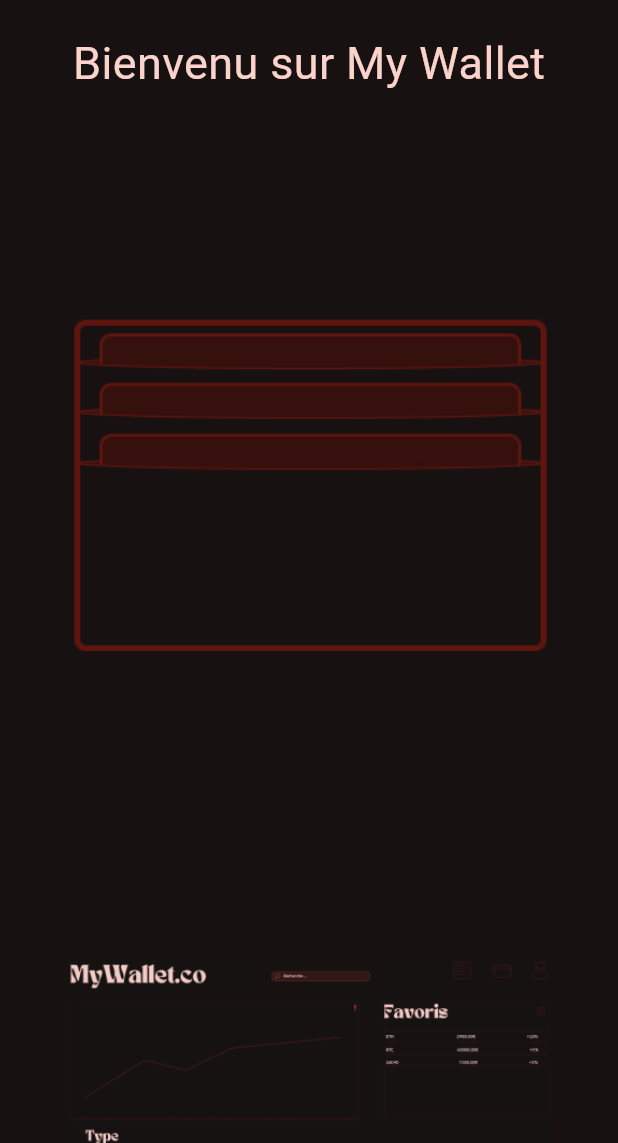
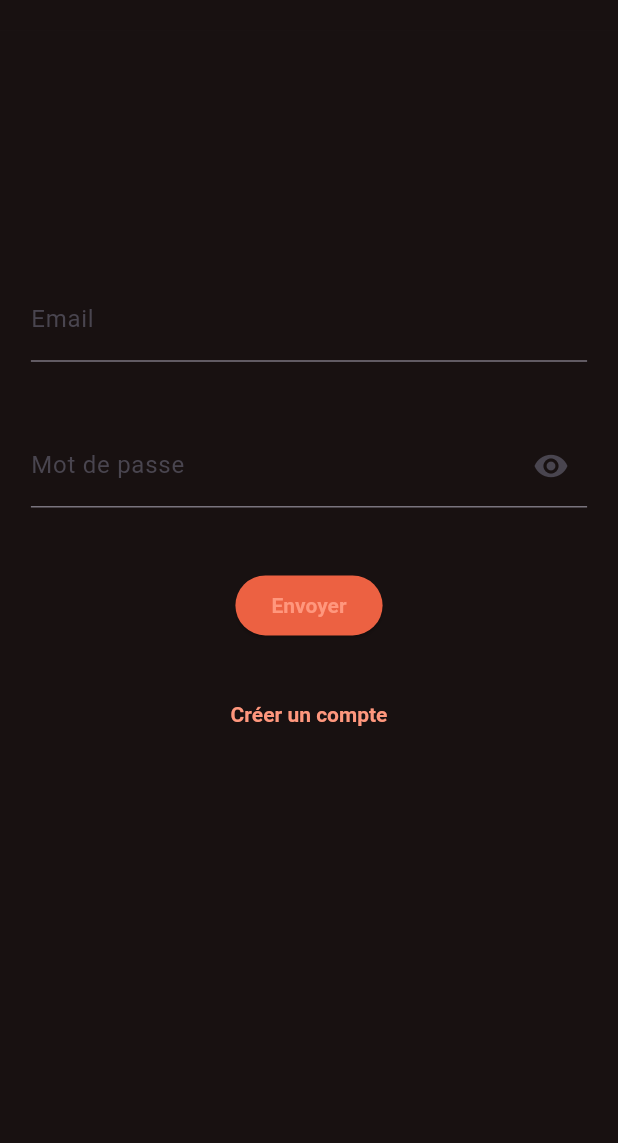
Before and after one commit to Nicolas-Dmb/MyWallet_Front, a Flutter app: the screen it shows after launch, after a tap on an icon or button, on a phone screen of 412 x 824 dp, the part 93-1236 px from its top. Run offline on Flutter 3.47's test engine with Material 3 defaults, Android fonts, the phone set to English and light mode, and no system bars; drawn by our look-alikes of flutter_image_slideshow; our stand-ins replace flutter_svg.

Commit message:
début page login/SignIn

```diff
--- a/lib/component/header.dart
+++ b/lib/component/header.dart
@@ -96,7 +96,7 @@ class _HeaderState extends State<Header> {
                     hoverColor : const Color(0xFF6E2920),
                     onClick : widget.isConnect ? () => setState(() {
                       menu = (menu==3?0:3);
-                    }) : () => navigateTo(context, ''),
+                    }) : ()=>navigateTo(context, '/login'),
                     size : MediaQuery.of(context).size.height * 0.05,
                     isActive : menu == 3,
                     activeColor : const Color(0xFF6E2920),
--- /dev/null
+++ b/lib/login.dart
@@ -0,0 +1,186 @@
+import 'dart:convert';
+import 'package:flutter/material.dart';
+import 'package:http/http.dart' as http;
+
+import 'component/header.dart';
+
+class Login extends StatelessWidget {
+  Login({super.key});
+
+  @override
+  Widget build(BuildContext context) {
+    return Scaffold(
+      body: Column(
+        children: [
+          Header(isConnect: false),
+          Expanded(
+            child: Center(
+              child: LoginForm(),
+            ),
+          ),
+        ],
+      ),
+    );
+  }
+}
+
+class LoginForm extends StatefulWidget {
+  const LoginForm({Key? key}) : super(key: key);
+
+  @override
+  State<LoginForm> createState() => _StateLoginForm();
+}
+
+class _StateLoginForm extends State<LoginForm> {
+  final _formKey = GlobalKey<FormState>();
+  final TextEditingController _emailController = TextEditingController();
+  final TextEditingController _passwordController = TextEditingController();
+  bool _isLoading = false;
+  String? _responseMessage;
+  bool hiddenPassword = true;
+  bool isAccount = true;
+
+  @override
+  void dispose() {
+    _emailController.dispose();
+    _passwordController.dispose();
+    super.dispose();
+  }
+
+  Future<void> _submitForm() async {
+    if (_formKey.currentState!.validate()) {
+      setState(() {
+        _isLoading = true;
+        _responseMessage = null;
+      });
+
+      final url = Uri.parse('http://127.0.0.1:8000/api/token/');
+
+      try {
+        final response = await http.post(
+          url,
+          headers: {
+            'Content-Type': 'application/json',
+          },
+          body: json.encode({
+            'email': _emailController.text,
+            'password': _passwordController.text,
+          }),
+        );
+
+        if (response.statusCode == 200) {
+          final responseData = json.decode(response.body);
+          setState(() {
+            _responseMessage = responseData['message'] ?? 'Succès!';
+          });
+        } else {
+          setState(() {
+            _responseMessage = 'Erreur: ${response.statusCode}';
+          });
+        }
+      } catch (error) {
+        setState(() {
+          _responseMessage = 'Une erreur est survenue. Veuillez réessayer plus tard.';
+        });
+      } finally {
+        setState(() {
+          _isLoading = false;
+        });
+      }
+    }
+  }
+
+  @override
+  Widget build(BuildContext context) {
+    return Container(
+      color: const Color(0xFF181111),
+      padding: EdgeInsets.symmetric(
+        horizontal:MediaQuery.of(context).size.width < 700 ? MediaQuery.of(context).size.width*0.05:MediaQuery.of(context).size.width*0.30,
+        vertical:MediaQuery.of(context).size.height*0.2,
+      ),
+      child: Form(
+        key: _formKey,
+        child: Column(
+          crossAxisAlignment: CrossAxisAlignment.center,
+          children: [
+            TextFormField(
+              controller: _emailController,
+              decoration: const InputDecoration(labelText: 'Email'),
+              validator: (value) {
+                if (value == null || value.isEmpty) {
+                  return 'Veuillez entrer votre Email';
+                }
+                return null;
+              },
+            ),
+            SizedBox(height: MediaQuery.of(context).size.height * 0.05),
+            TextFormField(
+              controller: _passwordController,
+              decoration: InputDecoration(
+                labelText: 'Mot de passe',
+                suffixIcon: IconButton(
+                  icon: Icon(
+                    hiddenPassword ? Icons.visibility : Icons.visibility_off,
+                  ),
+                  onPressed: () {
+                    setState(() {
+                      hiddenPassword = !hiddenPassword;
+                    });
+                  },
+                ),
+              ),
+              obscureText: hiddenPassword,
+              validator: (value) {
+                if (value == null || value.isEmpty) {
+                  return 'Veuillez entrer votre mot de passe';
+                }
+                return null;
+              },
+            ),
+            SizedBox(height: MediaQuery.of(context).size.height * 0.05),
+            _isLoading
+                ? const Center(child: CircularProgressIndicator())
+                : ElevatedButton(
+                    onPressed: _submitForm,
+                    child: const Text('Envoyer'),
+                    style :ElevatedButton.styleFrom(
+                        backgroundColor: const Color(0xFFEC6142),
+                        foregroundColor: const Color(0xFFFF977D),
+                        overlayColor: const Color(0xFFE54D2E),
+                        textStyle: const TextStyle(
+                        fontWeight: FontWeight.bold,
+                        ),),
+                ),
+
+            if (_responseMessage != null)
+              Padding(
+                padding: const EdgeInsets.only(top: 16.0),
+                child: Text(
+                  _responseMessage!,
+                  style: TextStyle(
+                    color: _responseMessage!.startsWith('Erreur') ? Colors.red : Colors.green,
+                  ),
+                ),
+              ),
+            SizedBox(height: MediaQuery.of(context).size.height * 0.03),
+            TextButton(
+                style: TextButton.styleFrom(
+                    foregroundColor: const Color(0xFFFF977D),
+                    overlayColor: const Color(0xFFEC6142),
+                    textStyle: const TextStyle(
+                        fontWeight: FontWeight.bold,
+                    ),
+                ),
+                onPressed:(){
+                    setState((){
+                        isAccount = !isAccount;
+                    });
+                },
+                child: isAccount? Text("Créer un compte"):Text("Se connecter"),
+            ),
+          ],
+        ),
+      ),
+    );
+  }
+}
--- a/lib/main.dart
+++ b/lib/main.dart
@@ -1,6 +1,7 @@
 import 'package:flutter/material.dart';
 
 import 'accueil.dart';
+import 'login.dart';
 
 void main() {
   runApp(const MyApp());
@@ -18,6 +19,7 @@ class MyApp extends StatelessWidget {
       initialRoute: '/', // Page d'accueil par défaut
       routes: {
         '/': (context) => const Accueil(),
+        '/login': (context) => Login(),
       },
     );
   }
```
Also changed, not shown: lib/accueil.dart (+0 -36 lines).
